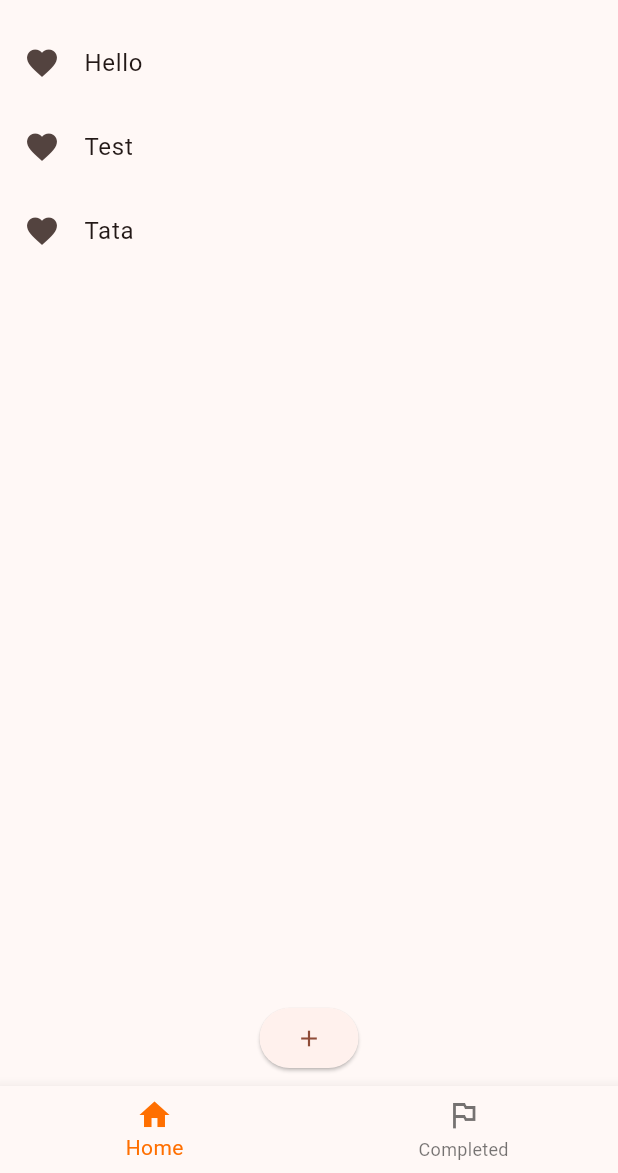
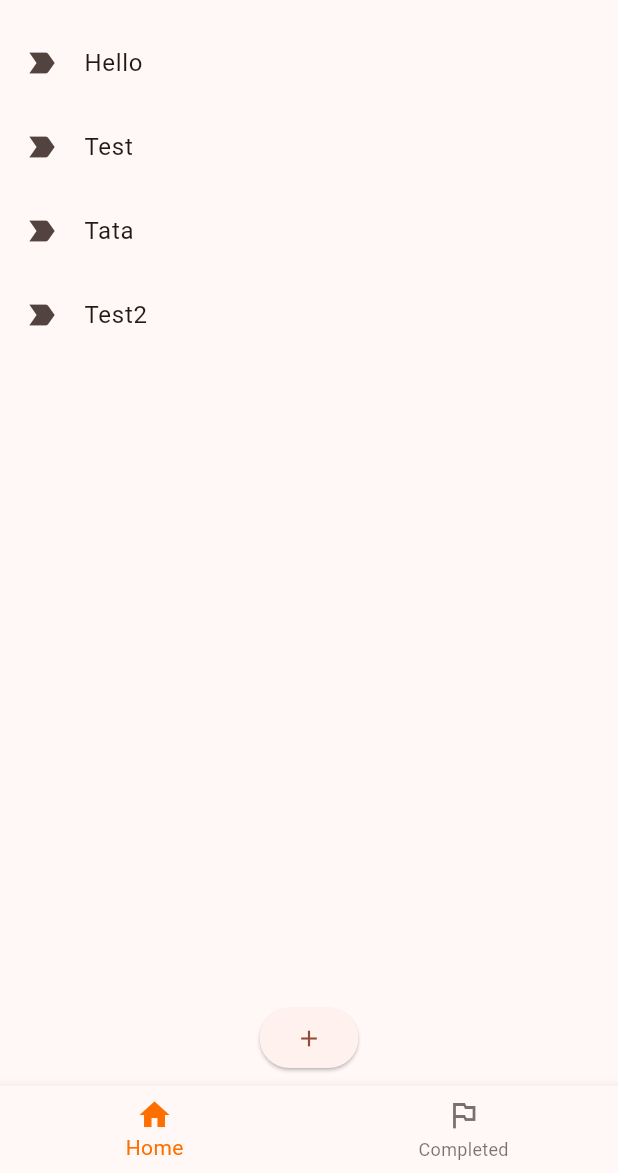
Before and after one commit to Santho-sh/flutter-todo-app, a Flutter app: the screen it shows after launch, on a phone screen of 412 x 824 dp, the part 63-1236 px from its top. Run offline on Flutter 3.47's test engine with Material 2 defaults, Android fonts, the phone set to English and light mode, and no system bars.

Commit message:
break active todos into small classes

```diff
--- a/lib/active_todos.dart
+++ b/lib/active_todos.dart
@@ -13,20 +13,17 @@ class ActiveTodos extends StatelessWidget {
     if (appState.activeTodos.isEmpty) {
       return Center(
         child: Column(
-          children: [
-            const Expanded(
+          children: const [
+            Expanded(
               child: Center(
                 child: Text('No Todos'),
               ),
             ),
+
             // Add todo button
-
             Padding(
-              padding: const EdgeInsets.all(8.0),
-              child: ElevatedButton(
-                onPressed: () {},
-                child: const Icon(Icons.add),
-              ),
+              padding: EdgeInsets.all(8.0),
+              child: AddTodo(),
             ),
           ],
         ),
@@ -38,24 +35,45 @@ class ActiveTodos extends StatelessWidget {
         Expanded(
             child: ListView(
           children: [
-            for (var todo in appState.activeTodos)
-              ListTile(
-                leading: const Icon(Icons.favorite),
-                title: Text(todo),
+            for (var activeTodo in appState.activeTodos)
+              Todo(
+                todo: activeTodo,
               )
           ],
         )),
+
         // Add todo button
-        Padding(
-          padding: const EdgeInsets.all(8.0),
-          child: ElevatedButton(
-            onPressed: () {},
-            child: const Icon(Icons.add),
-          ),
+        const Padding(
+          padding: EdgeInsets.all(8.0),
+          child: AddTodo(),
         ),
       ],
     );
-    // Todos list
-    // Completed toggle
   }
 }
+
+class Todo extends StatelessWidget {
+  const Todo({super.key, required this.todo});
+
+  final String todo;
+
+  @override
+  Widget build(BuildContext context) {
+    return ListTile(
+      leading: const Icon(Icons.label_important),
+      title: Text(todo),
+    );
+  }
+}
+
+class AddTodo extends StatelessWidget {
+  const AddTodo({super.key});
+
+  @override
+  Widget build(BuildContext context) {
+    return ElevatedButton(
+      onPressed: () {},
+      child: const Icon(Icons.add),
+    );
+  }
+}
--- a/lib/main.dart
+++ b/lib/main.dart
@@ -28,7 +28,7 @@ class MyApp extends StatelessWidget {
 
 class AppState extends ChangeNotifier {
   var newTodo = 'newone';
-  var activeTodos = <String>['Hello', 'Test', 'Tata'];
+  var activeTodos = <String>['Hello', 'Test', 'Tata', 'Test2'];
   var completedTodos = <String>[];
 
   void addTodo(String todo) {
```
